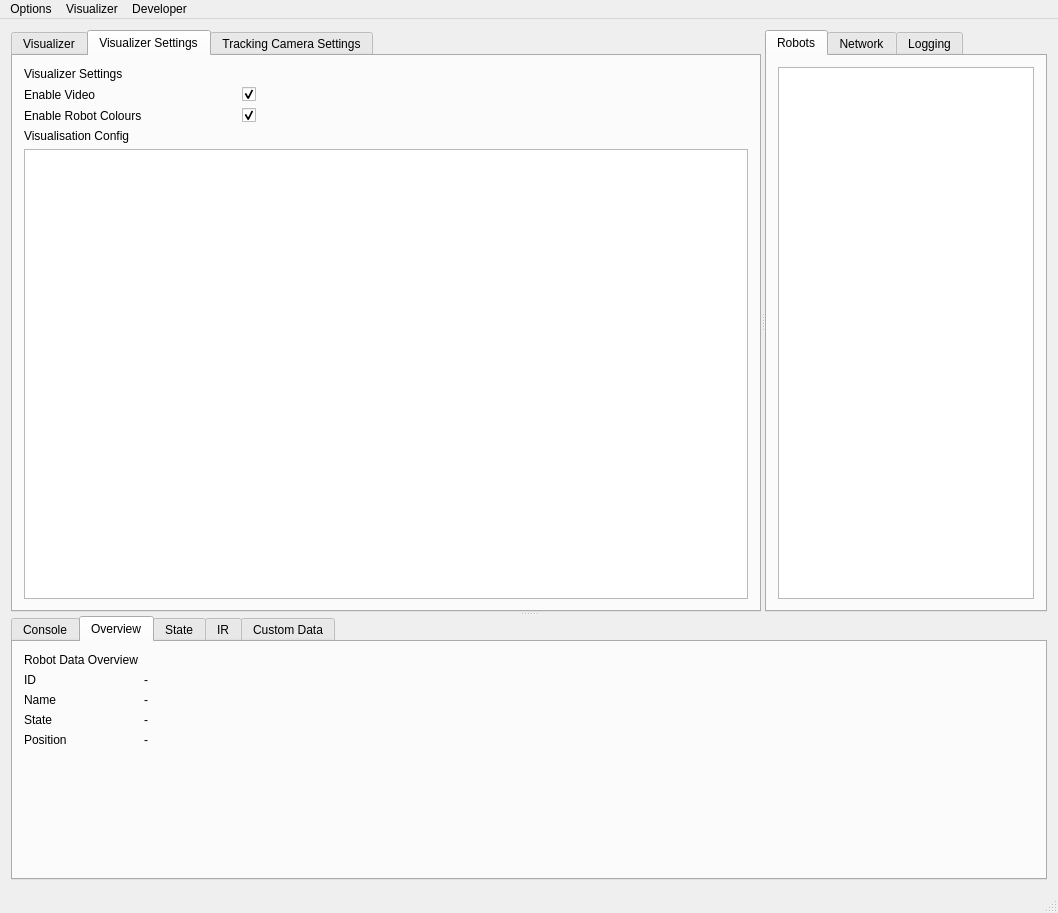
Old version of the form mainwindow.ui in the repository yorkrobotlab/ardebug.
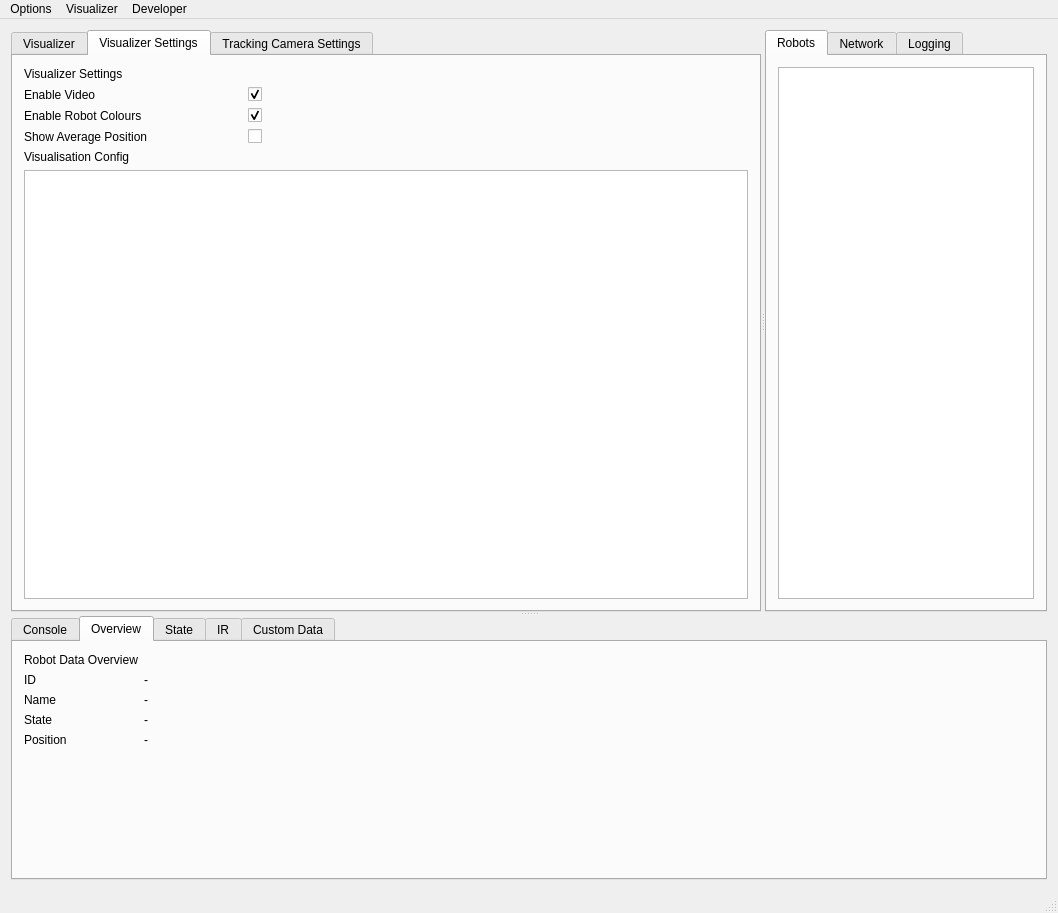
New version of the form. The open tabs and pages were chosen to show the change.

Commit message: Adding average position

```diff
--- a/mainwindow.ui
+++ b/mainwindow.ui
@@ -105,6 +105,20 @@
               </property>
              </widget>
             </item>
+            <item row="2" column="0">
+             <widget class="QLabel" name="label_19">
+              <property name="text">
+               <string>Show Average Position</string>
+              </property>
+             </widget>
+            </item>
+            <item row="2" column="1">
+             <widget class="QCheckBox" name="averagePositionCheckBox">
+              <property name="text">
+               <string/>
+              </property>
+             </widget>
+            </item>
            </layout>
           </item>
           <item>
```
The commit also changes 9 other files.
